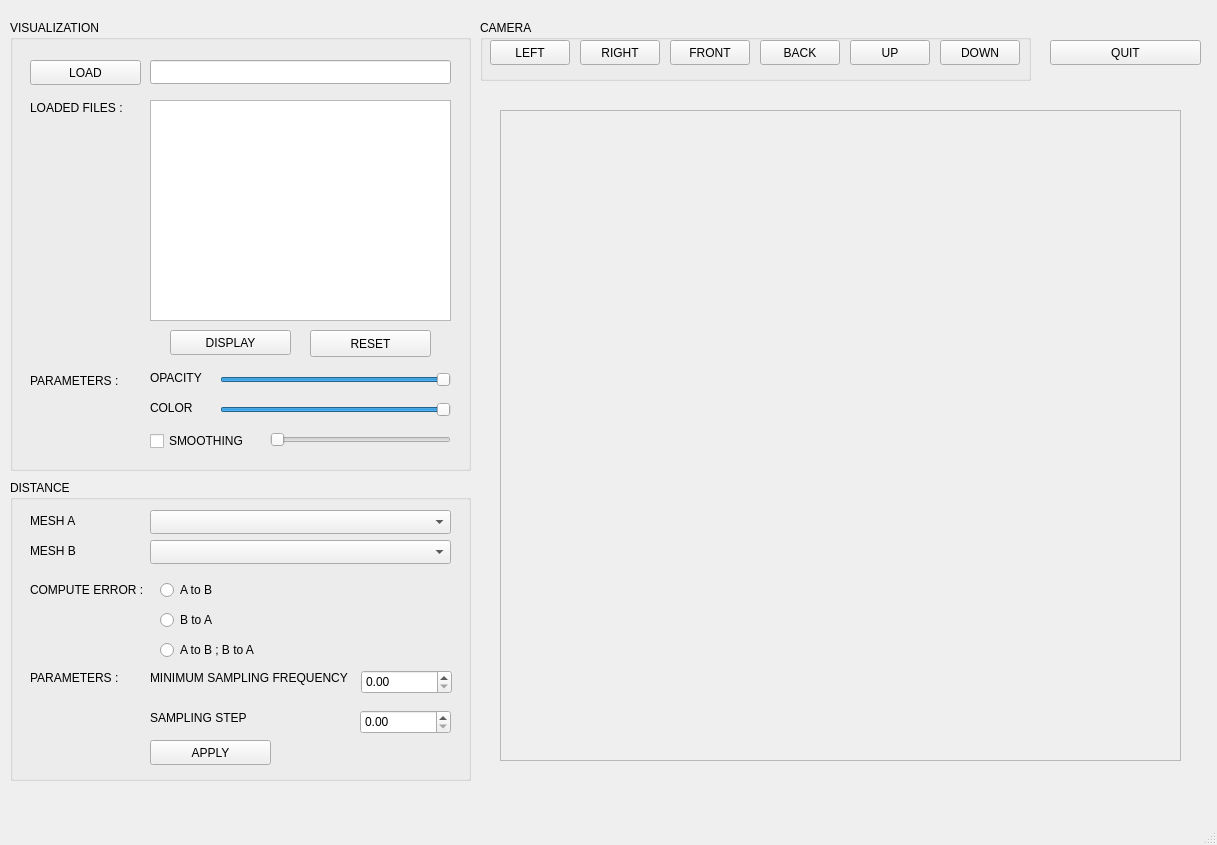
Old version of the form distanceGui.ui in the repository juliettepera/distance.
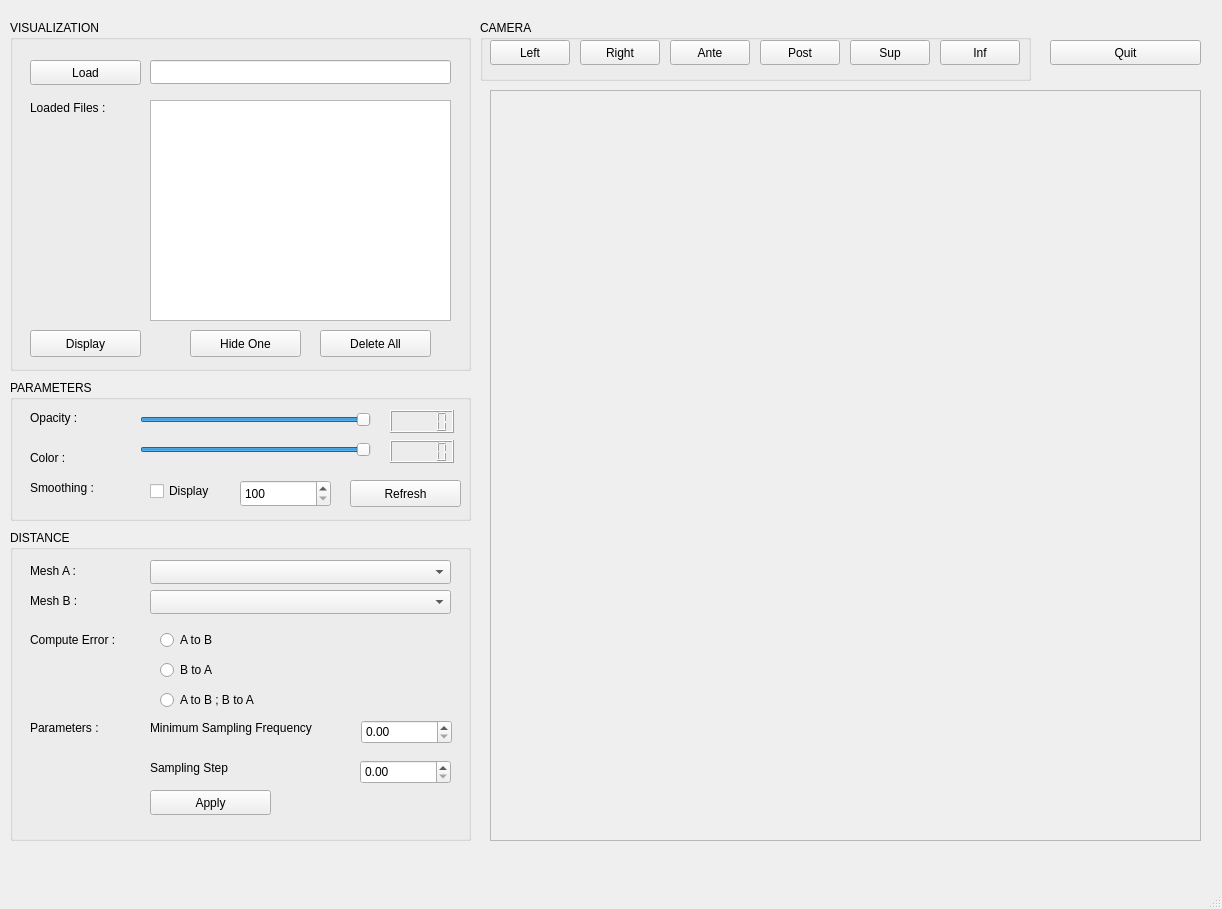
New version of the form.

Commit message: ENH: hide one mesh, no pb with cancel during loading, change the way of smoothing but still pb

Diff of the .ui file:
```diff
--- a/distanceGui.ui
+++ b/distanceGui.ui
@@ -6,14 +6,14 @@
    <rect>
     <x>0</x>
     <y>0</y>
-    <width>1217</width>
-    <height>845</height>
+    <width>1222</width>
+    <height>909</height>
    </rect>
   </property>
   <property name="minimumSize">
    <size>
-    <width>1217</width>
-    <height>845</height>
+    <width>1222</width>
+    <height>909</height>
    </size>
   </property>
   <property name="windowTitle">
@@ -26,7 +26,7 @@
       <x>10</x>
       <y>20</y>
       <width>461</width>
-      <height>451</height>
+      <height>351</height>
      </rect>
     </property>
     <property name="title">
@@ -52,55 +52,7 @@
       </rect>
      </property>
      <property name="text">
-      <string>LOAD</string>
-     </property>
-    </widget>
-    <widget class="QSlider" name="horizontalSliderOpacity">
-     <property name="geometry">
-      <rect>
-       <x>210</x>
-       <y>350</y>
-       <width>231</width>
-       <height>20</height>
-      </rect>
-     </property>
-     <property name="maximum">
-      <number>100</number>
-     </property>
-     <property name="sliderPosition">
-      <number>100</number>
-     </property>
-     <property name="tracking">
-      <bool>true</bool>
-     </property>
-     <property name="orientation">
-      <enum>Qt::Horizontal</enum>
-     </property>
-    </widget>
-    <widget class="QLabel" name="labelOpacity">
-     <property name="geometry">
-      <rect>
-       <x>140</x>
-       <y>350</y>
-       <width>61</width>
-       <height>16</height>
-      </rect>
-     </property>
-     <property name="text">
-      <string>OPACITY</string>
-     </property>
-    </widget>
-    <widget class="QLabel" name="labelParameter">
-     <property name="geometry">
-      <rect>
-       <x>20</x>
-       <y>350</y>
-       <width>101</width>
-       <height>21</height>
-      </rect>
-     </property>
-     <property name="text">
-      <string>PARAMETERS :</string>
+      <string>Load</string>
      </property>
     </widget>
     <widget class="QLabel" name="labelLoaded">
@@ -113,81 +65,20 @@
       </rect>
      </property>
      <property name="text">
-      <string>LOADED FILES :</string>
+      <string>Loaded Files :</string>
      </property>
     </widget>
-    <widget class="QPushButton" name="pushButtonDisplay">
+    <widget class="QPushButton" name="pushButtonDelete">
      <property name="geometry">
       <rect>
-       <x>160</x>
+       <x>310</x>
        <y>310</y>
-       <width>121</width>
-       <height>25</height>
-      </rect>
-     </property>
-     <property name="text">
-      <string>DISPLAY</string>
-     </property>
-    </widget>
-    <widget class="QPushButton" name="pushButtonReset">
-     <property name="geometry">
-      <rect>
-       <x>300</x>
-       <y>310</y>
-       <width>121</width>
-       <height>27</height>
-      </rect>
-     </property>
-     <property name="text">
-      <string>RESET</string>
-     </property>
-    </widget>
-    <widget class="QCheckBox" name="checkBoxSmoothing">
-     <property name="geometry">
-      <rect>
-       <x>140</x>
-       <y>410</y>
        <width>111</width>
-       <height>22</height>
+       <height>27</height>
       </rect>
      </property>
      <property name="text">
-      <string>SMOOTHING</string>
-     </property>
-    </widget>
-    <widget class="QSlider" name="horizontalSliderColor">
-     <property name="geometry">
-      <rect>
-       <x>210</x>
-       <y>380</y>
-       <width>231</width>
-       <height>20</height>
-      </rect>
-     </property>
-     <property name="maximum">
-      <number>100</number>
-     </property>
-     <property name="sliderPosition">
-      <number>100</number>
-     </property>
-     <property name="tracking">
-      <bool>true</bool>
-     </property>
-     <property name="orientation">
-      <enum>Qt::Horizontal</enum>
-     </property>
-    </widget>
-    <widget class="QLabel" name="labelColor">
-     <property name="geometry">
-      <rect>
-       <x>140</x>
-       <y>380</y>
-       <width>61</width>
-       <height>16</height>
-      </rect>
-     </property>
-     <property name="text">
-      <string>COLOR</string>
+      <string>Delete All</string>
      </property>
     </widget>
     <widget class="QListWidget" name="listWidgetLoadedMesh">
@@ -200,32 +91,30 @@
       </rect>
      </property>
     </widget>
-    <widget class="QSlider" name="horizontalSliderSmoothing">
+    <widget class="QPushButton" name="pushButtonHide">
      <property name="geometry">
       <rect>
-       <x>260</x>
-       <y>410</y>
-       <width>181</width>
-       <height>20</height>
+       <x>180</x>
+       <y>310</y>
+       <width>111</width>
+       <height>27</height>
       </rect>
      </property>
-     <property name="minimum">
-      <number>100</number>
+     <property name="text">
+      <string>Hide One</string>
      </property>
-     <property name="maximum">
-      <number>1000</number>
+    </widget>
+    <widget class="QPushButton" name="pushButtonDisplay">
+     <property name="geometry">
+      <rect>
+       <x>20</x>
+       <y>310</y>
+       <width>111</width>
+       <height>27</height>
+      </rect>
      </property>
-     <property name="singleStep">
-      <number>50</number>
-     </property>
-     <property name="sliderPosition">
-      <number>100</number>
-     </property>
-     <property name="tracking">
-      <bool>true</bool>
-     </property>
-     <property name="orientation">
-      <enum>Qt::Horizontal</enum>
+     <property name="text">
+      <string>Display</string>
      </property>
     </widget>
    </widget>
@@ -233,9 +122,9 @@
     <property name="geometry">
      <rect>
       <x>10</x>
-      <y>480</y>
+      <y>530</y>
       <width>461</width>
-      <height>301</height>
+      <height>311</height>
      </rect>
     </property>
     <property name="title">
@@ -251,7 +140,7 @@
       </rect>
      </property>
      <property name="text">
-      <string>MESH A</string>
+      <string>Mesh A : </string>
      </property>
     </widget>
     <widget class="QComboBox" name="comboBoxMeshA">
@@ -284,7 +173,7 @@
       </rect>
      </property>
      <property name="text">
-      <string>MESH B</string>
+      <string>Mesh B :</string>
      </property>
     </widget>
     <widget class="QRadioButton" name="radioButtonAtoB">
@@ -336,7 +225,7 @@
       </rect>
      </property>
      <property name="text">
-      <string>COMPUTE ERROR :</string>
+      <string>Compute Error :</string>
      </property>
     </widget>
     <widget class="QLabel" name="labelParameter_2">
@@ -349,7 +238,7 @@
       </rect>
      </property>
      <property name="text">
-      <string>PARAMETERS :</string>
+      <string>Parameters :</string>
      </property>
     </widget>
     <widget class="QLabel" name="labelMinSampFreq">
@@ -362,7 +251,7 @@
       </rect>
      </property>
      <property name="text">
-      <string>MINIMUM SAMPLING FREQUENCY</string>
+      <string>Minimum Sampling Frequency</string>
      </property>
     </widget>
     <widget class="QDoubleSpinBox" name="doubleSpinBoxMinSampFreq">
@@ -385,7 +274,7 @@
       </rect>
      </property>
      <property name="text">
-      <string>SAMPLING STEP</string>
+      <string>Sampling Step</string>
      </property>
     </widget>
     <widget class="QDoubleSpinBox" name="doubleSpinBoxSampStep">
@@ -408,7 +297,7 @@
       </rect>
      </property>
      <property name="text">
-      <string>APPLY</string>
+      <string>Apply</string>
      </property>
     </widget>
    </widget>
@@ -434,7 +323,7 @@
       </rect>
      </property>
      <property name="text">
-      <string>LEFT</string>
+      <string>Left</string>
      </property>
     </widget>
     <widget class="QPushButton" name="pushButtonRight">
@@ -447,7 +336,7 @@
       </rect>
      </property>
      <property name="text">
-      <string>RIGHT</string>
+      <string>Right</string>
      </property>
     </widget>
     <widget class="QPushButton" name="pushButtonFront">
@@ -460,7 +349,7 @@
       </rect>
      </property>
      <property name="text">
-      <string>FRONT</string>
+      <string>Ante</string>
      </property>
     </widget>
     <widget class="QPushButton" name="pushButtonBack">
@@ -473,7 +362,7 @@
       </rect>
      </property>
      <property name="text">
-      <string>BACK</string>
+      <string>Post</string>
      </property>
     </widget>
     <widget class="QPushButton" name="pushButtonUp">
@@ -486,7 +375,7 @@
       </rect>
      </property>
      <property name="text">
-      <string>UP</string>
+      <string>Sup</string>
      </property>
     </widget>
     <widget class="QPushButton" name="pushButtonDown">
@@ -499,7 +388,7 @@
       </rect>
      </property>
      <property name="text">
-      <string>DOWN</string>
+      <string>Inf</string>
      </property>
     </widget>
    </widget>
@@ -513,18 +402,24 @@
      </rect>
     </property>
     <property name="text">
-     <string>QUIT</string>
+     <string>Quit</string>
     </property>
    </widget>
    <widget class="QScrollArea" name="scrollAreaMesh">
     <property name="geometry">
      <rect>
-      <x>500</x>
-      <y>110</y>
-      <width>681</width>
-      <height>651</height>
+      <x>490</x>
+      <y>90</y>
+      <width>711</width>
+      <height>751</height>
      </rect>
     </property>
+    <property name="minimumSize">
+     <size>
+      <width>711</width>
+      <height>751</height>
+     </size>
+    </property>
     <property name="acceptDrops">
      <bool>true</bool>
     </property>
@@ -536,12 +431,173 @@
       <rect>
        <x>0</x>
        <y>0</y>
-       <width>679</width>
-       <height>649</height>
+       <width>709</width>
+       <height>749</height>
       </rect>
      </property>
     </widget>
    </widget>
+   <widget class="QGroupBox" name="groupBox">
+    <property name="geometry">
+     <rect>
+      <x>10</x>
+      <y>380</y>
+      <width>461</width>
+      <height>141</height>
+     </rect>
+    </property>
+    <property name="title">
+     <string>PARAMETERS</string>
+    </property>
+    <widget class="QLabel" name="labelColor">
+     <property name="geometry">
+      <rect>
+       <x>20</x>
+       <y>70</y>
+       <width>61</width>
+       <height>16</height>
+      </rect>
+     </property>
+     <property name="text">
+      <string>Color :</string>
+     </property>
+    </widget>
+    <widget class="QSlider" name="horizontalSliderOpacity">
+     <property name="geometry">
+      <rect>
+       <x>130</x>
+       <y>30</y>
+       <width>231</width>
+       <height>20</height>
+      </rect>
+     </property>
+     <property name="maximum">
+      <number>100</number>
+     </property>
+     <property name="sliderPosition">
+      <number>100</number>
+     </property>
+     <property name="tracking">
+      <bool>true</bool>
+     </property>
+     <property name="orientation">
+      <enum>Qt::Horizontal</enum>
+     </property>
+    </widget>
+    <widget class="QSlider" name="horizontalSliderColor">
+     <property name="geometry">
+      <rect>
+       <x>130</x>
+       <y>60</y>
+       <width>231</width>
+       <height>20</height>
+      </rect>
+     </property>
+     <property name="maximum">
+      <number>100</number>
+     </property>
+     <property name="sliderPosition">
+      <number>100</number>
+     </property>
+     <property name="tracking">
+      <bool>true</bool>
+     </property>
+     <property name="orientation">
+      <enum>Qt::Horizontal</enum>
+     </property>
+    </widget>
+    <widget class="QLabel" name="labelOpacity">
+     <property name="geometry">
+      <rect>
+       <x>20</x>
+       <y>30</y>
+       <width>61</width>
+       <height>16</height>
+      </rect>
+     </property>
+     <property name="text">
+      <string>Opacity :</string>
+     </property>
+    </widget>
+    <widget class="QLabel" name="labelSmoothing">
+     <property name="geometry">
+      <rect>
+       <x>20</x>
+       <y>100</y>
+       <width>91</width>
+       <height>16</height>
+      </rect>
+     </property>
+     <property name="text">
+      <string>Smoothing :</string>
+     </property>
+    </widget>
+    <widget class="QCheckBox" name="checkBoxSmoothing">
+     <property name="geometry">
+      <rect>
+       <x>140</x>
+       <y>100</y>
+       <width>81</width>
+       <height>22</height>
+      </rect>
+     </property>
+     <property name="text">
+      <string>Display</string>
+     </property>
+    </widget>
+    <widget class="QSpinBox" name="spinBoxSmoothing">
+     <property name="geometry">
+      <rect>
+       <x>230</x>
+       <y>100</y>
+       <width>91</width>
+       <height>27</height>
+      </rect>
+     </property>
+     <property name="minimum">
+      <number>100</number>
+     </property>
+     <property name="maximum">
+      <number>1000</number>
+     </property>
+    </widget>
+    <widget class="QLCDNumber" name="lcdNumberOpacity">
+     <property name="geometry">
+      <rect>
+       <x>380</x>
+       <y>30</y>
+       <width>64</width>
+       <height>23</height>
+      </rect>
+     </property>
+     <property name="numDigits">
+      <number>5</number>
+     </property>
+    </widget>
+    <widget class="QLCDNumber" name="lcdNumberColor">
+     <property name="geometry">
+      <rect>
+       <x>380</x>
+       <y>60</y>
+       <width>64</width>
+       <height>23</height>
+      </rect>
+     </property>
+    </widget>
+    <widget class="QPushButton" name="pushButtonRefresh">
+     <property name="geometry">
+      <rect>
+       <x>340</x>
+       <y>100</y>
+       <width>111</width>
+       <height>27</height>
+      </rect>
+     </property>
+     <property name="text">
+      <string>Refresh</string>
+     </property>
+    </widget>
+   </widget>
   </widget>
   <widget class="QMenuBar" name="menubar">
    <property name="geometry">
```
Left out of the diff: 2 changed lines with no effect on the pictures. The commit also changes 10 other files.
